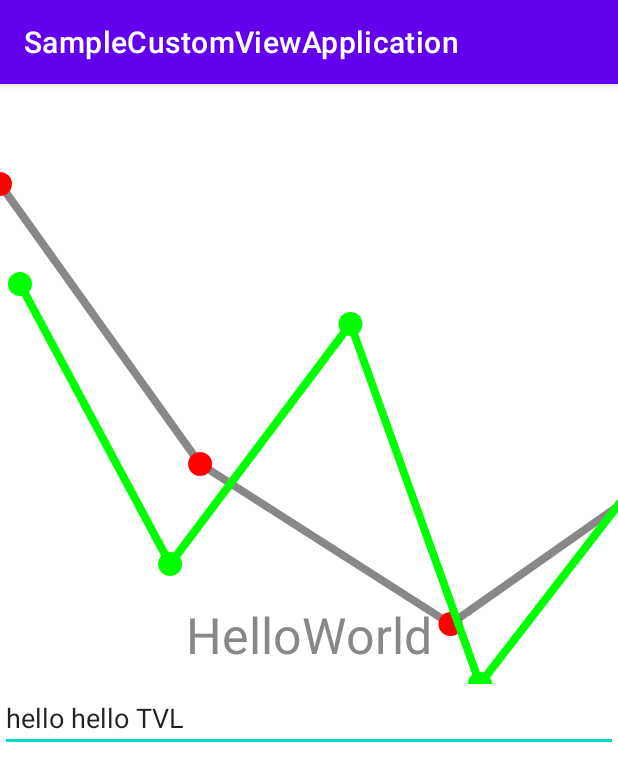
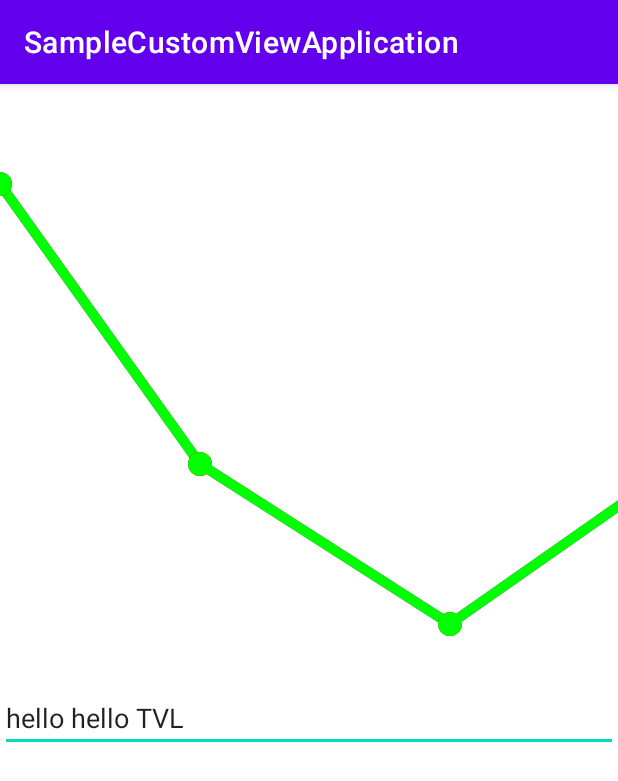
Before and after one commit to asifddlks/SampleCustomViewApplication, an Android app: the screen it shows after launch (CustomViewActivity), on a phone screen of 412 x 824 dp. Shown: the top 781 px of the screen. Run offline under Robolectric (Android 15) with nearby library versions, the phone set to English and light mode, and no system bars.

```diff
--- /dev/null
+++ b/app/src/main/java/com/asifddlks/samplecustomviewapplication/ChartModel.kt
@@ -0,0 +1,6 @@
+package com.asifddlks.samplecustomviewapplication
+
+//
+// Created by Asif Ahmed on 14/6/22.
+//
+data class ChartModel(val x:Float, val y:Float)
--- a/app/src/main/java/com/asifddlks/samplecustomviewapplication/CustomView.kt
+++ b/app/src/main/java/com/asifddlks/samplecustomviewapplication/CustomChartView.kt
@@ -7,16 +7,17 @@ import android.graphics.Paint
 import android.util.AttributeSet
 import android.view.View
 import androidx.annotation.Px
-
-
+import kotlin.math.min
 
 
 //
 // Created by Asif Ahmed on 23/5/22.
 //
-class CustomView:View {
+class CustomChartView:View {
 
     private var paint:Paint = Paint()
+
+    var dataList:List<ChartModel> = ArrayList()
 
     constructor(context: Context, attrs: AttributeSet):super(context,attrs){
         //paint.color = Color.BLUE
@@ -31,7 +32,50 @@ class CustomView:View {
     }
 
     override fun onDraw(canvas: Canvas) {
+
         canvas.drawColor(Color.WHITE)
+
+        for (i in dataList.indices){
+            paint.color = Color.MAGENTA
+            paint.strokeWidth = 10f
+
+            if (i == 0) {
+                canvas.drawLine(
+                    dataList[i].x,
+                    dataList[i].y, dataList[i + 1].x, dataList[i + 1].y, paint
+                )
+                paint.color = Color.GREEN
+                canvas.drawLine(
+                    dataList[i].x,
+                    dataList[i].y, dataList[i + 1].x, dataList[i + 1].y, paint
+                )
+                paint.color = Color.RED
+                canvas.drawCircle(dataList[i].x, dataList[i].y, 12f, paint)
+                paint.color = Color.GREEN
+                canvas.drawCircle(dataList[i].x, dataList[i].y, 12f, paint)
+            } else if (i > 0 && i < dataList.size - 1) {
+                canvas.drawLine(
+                    dataList[i].x,
+                    dataList[i].y, dataList[i + 1].x, dataList[i + 1].y, paint
+                )
+                paint.color = Color.RED
+                canvas.drawCircle(dataList[i].x, dataList[i].y, 12f, paint)
+                paint.color = Color.GREEN
+                canvas.drawLine(
+                    dataList[i].x,
+                    dataList[i].y, dataList[i + 1].x, dataList[i + 1].y, paint
+                )
+                paint.color = Color.GREEN
+                canvas.drawCircle(dataList[i].x, dataList[i].y, 12f, paint)
+            } else if (i == dataList.size - 1) {
+                paint.color = Color.RED
+                canvas.drawCircle(dataList[i].x, dataList[i].y, 12f, paint)
+                paint.color = Color.GREEN
+                canvas.drawCircle(dataList[i].x, dataList[i].y, 12f, paint)
+            }
+        }
+
+        /*canvas.drawColor(Color.WHITE)
         paint.color = Color.GRAY
         paint.textSize = 50f
         paint.textAlign = Paint.Align.CENTER
@@ -40,6 +84,12 @@ class CustomView:View {
         val yStopPointsLine1 = floatArrayOf(100f, 380f, 540f, 400f, 720f)
         val xStopPointsLine2 = floatArrayOf(20f, 170.1f, 350.5f, 480f, 650f)
         val yStopPointsLine2 = floatArrayOf(200f, 480f, 240f, 600f, 380f)
+
+        if(isDraw){
+            paint.color = Color.MAGENTA
+            canvas.drawLine(0f, 0f, 400f, height.toFloat(), paint)
+        }
+
         for (i in yStopPointsLine1.indices) {
             paint.color = Color.GRAY
             paint.strokeWidth = 8f
@@ -77,10 +127,16 @@ class CustomView:View {
                 paint.color = Color.GREEN
                 canvas.drawCircle(xStopPointsLine2[i], yStopPointsLine2[i], 12f, paint)
             }
-        }
+        }*/
     }
 
     override fun setMinimumHeight(minHeight: Int) {
-        super.setMinimumHeight(200)
+        super.setMinimumHeight(minHeight)
     }
+
+    fun drawChart(dataList:List<ChartModel>){
+        this.dataList = dataList
+        invalidate()
+    }
+
 }
--- a/app/src/main/java/com/asifddlks/samplecustomviewapplication/CustomViewActivity.kt
+++ b/app/src/main/java/com/asifddlks/samplecustomviewapplication/CustomViewActivity.kt
@@ -1,23 +1,37 @@
 package com.asifddlks.samplecustomviewapplication
 
-import android.content.Intent
 import androidx.appcompat.app.AppCompatActivity
 import android.os.Bundle
-import android.util.Log
-import android.view.MotionEvent
-import android.view.View
 
 class CustomViewActivity : AppCompatActivity() {
     override fun onCreate(savedInstanceState: Bundle?) {
         super.onCreate(savedInstanceState)
         setContentView(R.layout.activity_custom_view)
 
+        val customChartView = findViewById<CustomChartView>(R.id.customChartView)
         val customEditTextView = findViewById<CustomEditTextView>(R.id.customEditTextView)
-        val drawingView = findViewById<MultiTouchView>(R.id.drawingView)
+        val multiTouchView = findViewById<MultiTouchView>(R.id.multiTouchView)
 
         customEditTextView.setText("hello TVL")
 
-        //drawingView.
+        /*val canvas = Canvas()
+        canvas.drawColor(Color.WHITE)
+        Paint().color = Color.GRAY
+        Paint().textSize = 50f
+        Paint().textAlign = Paint.Align.CENTER
+        canvas.drawText("HelloWorld", width.toFloat()/2, height.toFloat()-context.resources.displayMetrics.density*20, paint)
+
+        customChartView.draw()*/
+
+        val dataList:MutableList<ChartModel> = ArrayList()
+        dataList.add(ChartModel(0f,100f))
+        dataList.add(ChartModel(200f, 380f   ))
+        dataList.add(ChartModel(450f,540f, ))
+        dataList.add(ChartModel(650f,400f ))
+        dataList.add(ChartModel(850f,720f,))
+
+        customChartView.drawChart(dataList)
+        multiTouchView.drawChart(dataList)
 
     }
 }
--- a/app/src/main/java/com/asifddlks/samplecustomviewapplication/MultiTouchView.kt
+++ b/app/src/main/java/com/asifddlks/samplecustomviewapplication/MultiTouchView.kt
@@ -6,10 +6,9 @@ import android.graphics.Color
 import android.graphics.Paint
 import android.util.AttributeSet
 import android.util.Log
-import android.view.View.MeasureSpec
 import android.view.MotionEvent
 import android.view.View
-import java.lang.Exception
+import kotlin.math.abs
 
 //
 // Created by Asif Ahmed on 14/6/22.
@@ -23,6 +22,8 @@ class MultiTouchView @JvmOverloads constructor(context: Context,
     var y = FloatArray(MAX_POINT_CNT)
     var isTouch = BooleanArray(MAX_POINT_CNT)
 
+    var dataList:List<ChartModel> = ArrayList()
+
 
     override fun onDraw(canvas: Canvas) {
         if (isTouch[0]) {
@@ -30,15 +31,40 @@ class MultiTouchView @JvmOverloads constructor(context: Context,
             paint.strokeWidth = 10f
             paint.color = Color.BLUE
             //canvas.drawCircle(x[0], y[0], 50f, paint)
-            canvas.drawLine(x[0],0f,x[0],height.toFloat(),paint)
+            canvas.drawLine(findNearestPoint(x[0],dataList),0f,findNearestPoint(x[0],dataList),height.toFloat(),paint)
+
+            paint.style = Paint.Style.FILL
+            paint.color = Color.BLACK
+            paint.textSize = 20f
+            canvas.drawText("x: ${findNearestPoint(x[0],dataList)} y: ${y[0]}",findNearestPoint(x[0],dataList),y[0]-80f,paint)
+
         }
         if (isTouch[1]) {
             paint.style = Paint.Style.STROKE
             paint.strokeWidth = 10f
             paint.color = Color.RED
             //canvas.drawCircle(x[1], y[1], 50f, paint)
-            canvas.drawLine(x[1],0f,x[1],height.toFloat(),paint)
+
+
+            canvas.drawLine(findNearestPoint(x[1],dataList),0f,findNearestPoint(x[1],dataList),height.toFloat(),paint)
+
+            paint.style = Paint.Style.FILL
+            paint.color = Color.BLACK
+            paint.textSize = 20f
+            canvas.drawText("x: ${findNearestPoint(x[1],dataList)} y: ${y[1]}",findNearestPoint(x[1],dataList),y[1]-80f,paint)
         }
+    }
+
+    private fun findNearestPoint(touchBarValue: Float, dataList: List<ChartModel>): Float {
+        var nearestValue = 0f
+        var distance = Float.MAX_VALUE
+        for(data in dataList){
+            if(distance > abs(data.x - touchBarValue)){
+                distance = abs(data.x - touchBarValue)
+                nearestValue = data.x
+            }
+        }
+        return nearestValue
     }
 
     override fun onMeasure(widthMeasureSpec: Int, heightMeasureSpec: Int) {
@@ -80,4 +106,9 @@ class MultiTouchView @JvmOverloads constructor(context: Context,
 
         return true
     }
+
+    fun drawChart(dataList:List<ChartModel>){
+        this.dataList = dataList
+        invalidate()
+    }
 }
--- a/app/src/main/res/layout/activity_custom_view.xml
+++ b/app/src/main/res/layout/activity_custom_view.xml
@@ -6,8 +6,8 @@
     android:layout_height="match_parent"
     tools:context=".CustomViewActivity">
 
-    <com.asifddlks.samplecustomviewapplication.CustomView
-        android:id="@+id/customView"
+    <com.asifddlks.samplecustomviewapplication.CustomChartView
+        android:id="@+id/customChartView"
         android:layout_width="0dp"
         android:layout_height="400dp"
         app:layout_constraintEnd_toEndOf="parent"
@@ -15,13 +15,13 @@
         app:layout_constraintTop_toTopOf="parent" />
 
     <com.asifddlks.samplecustomviewapplication.MultiTouchView
-        android:id="@+id/drawingView"
+        android:id="@+id/multiTouchView"
         android:layout_width="0dp"
         android:layout_height="0dp"
-        app:layout_constraintStart_toStartOf="@id/customView"
-        app:layout_constraintEnd_toEndOf="@id/customView"
-        app:layout_constraintTop_toTopOf="@id/customView"
-        app:layout_constraintBottom_toBottomOf="@id/customView"/>
+        app:layout_constraintStart_toStartOf="@id/customChartView"
+        app:layout_constraintEnd_toEndOf="@id/customChartView"
+        app:layout_constraintTop_toTopOf="@id/customChartView"
+        app:layout_constraintBottom_toBottomOf="@id/customChartView"/>
 
     <com.asifddlks.samplecustomviewapplication.CustomEditTextView
         android:id="@+id/customEditTextView"
@@ -29,6 +29,6 @@
         android:layout_height="wrap_content"
         app:layout_constraintEnd_toEndOf="parent"
         app:layout_constraintStart_toStartOf="parent"
-        app:layout_constraintTop_toBottomOf="@+id/customView" />
+        app:layout_constraintTop_toBottomOf="@+id/customChartView" />
 
 </androidx.constraintlayout.widget.ConstraintLayout>
```
